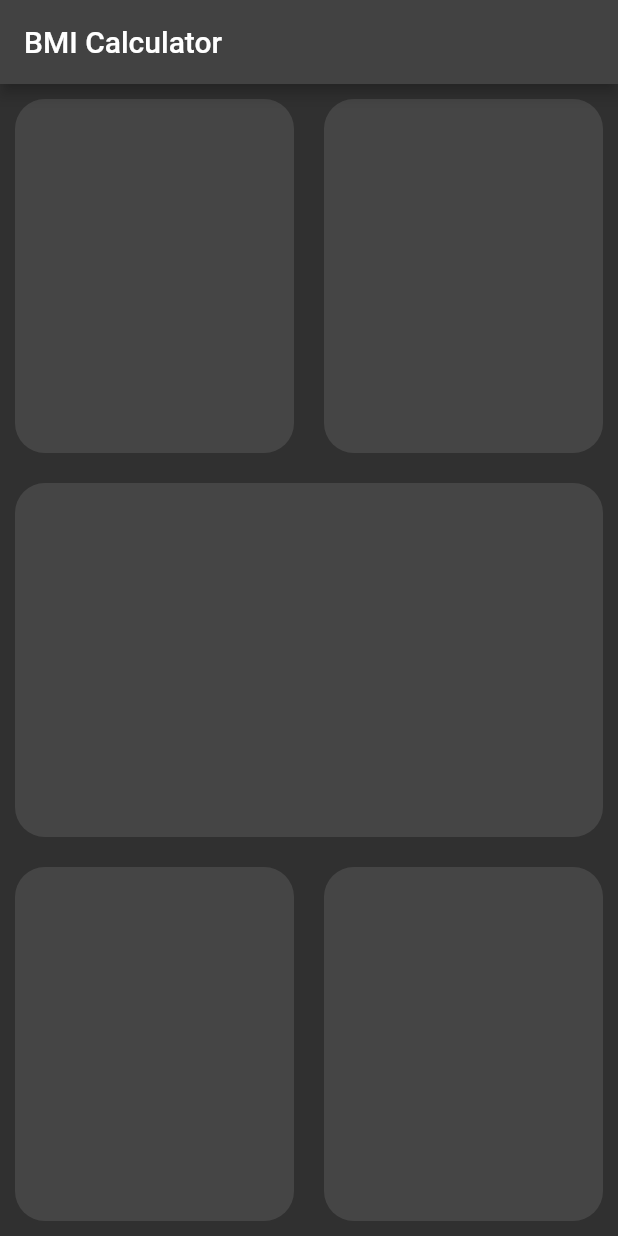
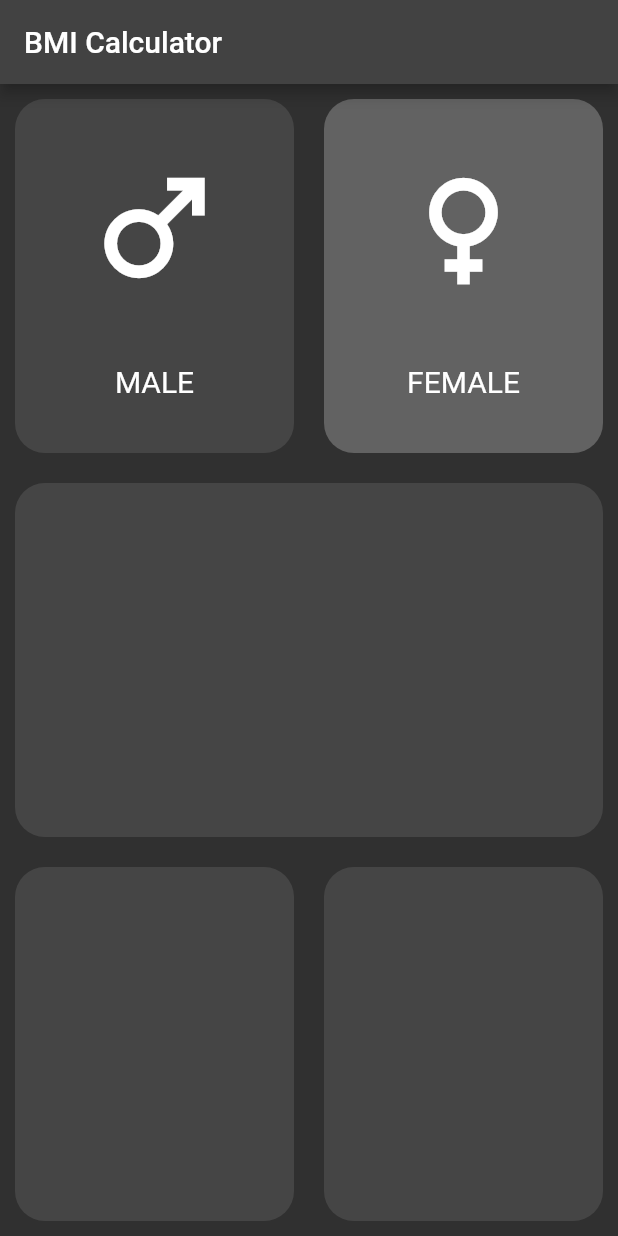
Before and after one commit to Nehemias-Munoz/Flutter-BMI-Calculator, a Flutter app: the screen it shows after launch, on a phone screen of 412 x 824 dp. Run offline on Flutter 3.47's test engine with Material 2 defaults, Android fonts, the phone set to English and light mode, and no system bars.

Commit message:
[ADDED] seleccion de genero [ADDED] nuevo color en constantes [ADDED] card rutilizable de generos

```diff
--- a/lib/screens/home_screen.dart
+++ b/lib/screens/home_screen.dart
@@ -1,8 +1,30 @@
 import 'package:bmi_calculator/screens/widgets/back_container.dart';
+import 'package:bmi_calculator/screens/widgets/gender_card.dart';
+import 'package:bmi_calculator/utils/constants.dart';
 import 'package:flutter/material.dart';
 
-class HomeScreen extends StatelessWidget {
+class HomeScreen extends StatefulWidget {
   const HomeScreen({Key? key}) : super(key: key);
+
+  @override
+  _HomeScreenState createState() => _HomeScreenState();
+}
+
+class _HomeScreenState extends State<HomeScreen> {
+  bool maleActive = false;
+  bool femaleActive = true;
+
+  void updateColor(String gender) {
+    setState(() {
+      if (gender == 'Male') {
+        maleActive = !maleActive;
+        femaleActive = false;
+      } else if (gender == 'Female') {
+        maleActive = false;
+        femaleActive = !femaleActive;
+      }
+    });
+  }
 
   @override
   Widget build(BuildContext context) {
@@ -15,8 +37,34 @@ class HomeScreen extends StatelessWidget {
             Expanded(
               child: Row(
                 children: [
-                  Expanded(child: BackContainer()),
-                  Expanded(child: BackContainer()),
+                  Expanded(
+                    child: GestureDetector(
+                      onTap: () => updateColor('Male'),
+                      child: BackContainer(
+                        backColor: maleActive
+                            ? kBackContainerActiveColor
+                            : kBackContainerColor,
+                        child: GenderCard(
+                          iconName: Icons.male,
+                          label: 'Male',
+                        ),
+                      ),
+                    ),
+                  ),
+                  Expanded(
+                    child: GestureDetector(
+                      onTap: () => updateColor('Female'),
+                      child: BackContainer(
+                        backColor: femaleActive
+                            ? kBackContainerActiveColor
+                            : kBackContainerColor,
+                        child: GenderCard(
+                          iconName: Icons.female,
+                          label: 'Female',
+                        ),
+                      ),
+                    ),
+                  ),
                 ],
               ),
             ),
--- a/lib/screens/widgets/back_container.dart
+++ b/lib/screens/widgets/back_container.dart
@@ -1,23 +1,22 @@
+import 'package:bmi_calculator/utils/constants.dart';
 import 'package:flutter/material.dart';
-import 'package:bmi_calculator/utils/constants.dart';
 
 class BackContainer extends StatelessWidget {
-  // Creamos un Constructor para cambiar propiedades
+  const BackContainer({Key? key, this.child, this.backColor}) : super(key: key);
   final Widget? child;
   final Color? backColor;
-  BackContainer({this.backColor, this.child})
-      : assert(backColor == null || false);
 
   @override
   Widget build(BuildContext context) {
-    return GestureDetector(
-      child: Container(
-        margin: EdgeInsets.all(10.0),
-        decoration: BoxDecoration(
-          borderRadius: BorderRadius.circular(20.0),
-          color: kBackContainerColor,
-        ),
-        padding: EdgeInsets.all(15.0),
+    return Container(
+      margin: EdgeInsets.all(10.0),
+      decoration: BoxDecoration(
+        color: backColor != null ? backColor : kBackContainerColor,
+        borderRadius: BorderRadius.circular(20.0),
+      ),
+      padding: EdgeInsets.all(15.0),
+      child: Center(
+        child: child,
       ),
     );
   }
--- /dev/null
+++ b/lib/screens/widgets/gender_card.dart
@@ -0,0 +1,31 @@
+import 'package:flutter/material.dart';
+
+class GenderCard extends StatelessWidget {
+  const GenderCard({
+    Key? key,
+    required this.iconName,
+    required this.label,
+  }) : super(key: key);
+
+  final IconData iconName;
+  final String label;
+  @override
+  Widget build(BuildContext context) {
+    return GestureDetector(
+      onTap: () {},
+      child: Column(
+        mainAxisAlignment: MainAxisAlignment.spaceAround,
+        children: [
+          Icon(
+            iconName,
+            size: 100.0,
+          ),
+          Text(
+            label.toUpperCase(),
+            style: TextStyle(fontSize: 20.0),
+          ),
+        ],
+      ),
+    );
+  }
+}
--- a/lib/utils/constants.dart
+++ b/lib/utils/constants.dart
@@ -1,3 +1,4 @@
 import 'package:flutter/material.dart';
 
-const kBackContainerColor = Colors.white10;
+const kBackContainerColor = Colors.white10; // background inactive
+const kBackContainerActiveColor = Colors.white24; // active
```
